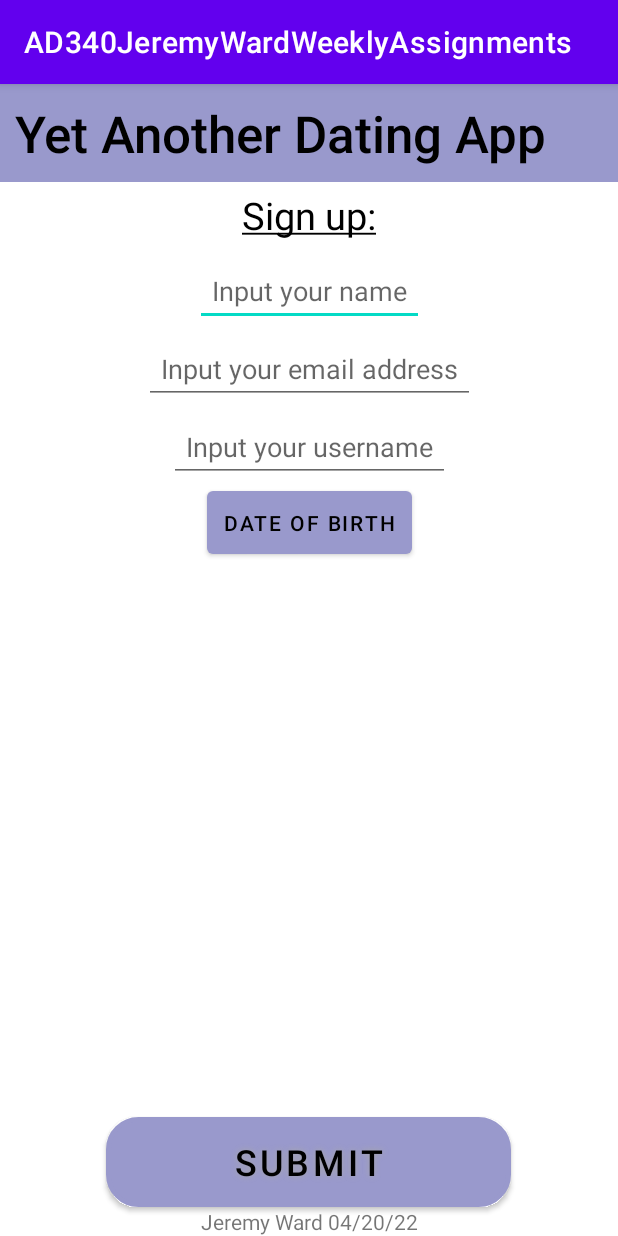
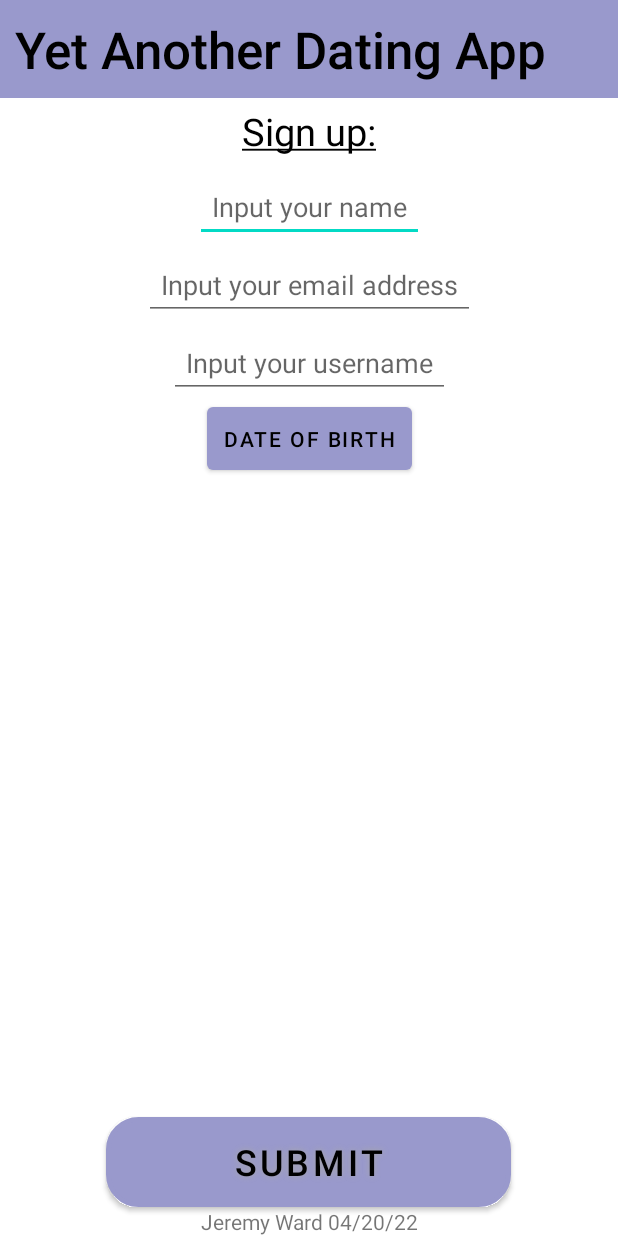
Before and after one commit to Exochos/AD340JeremyWardWeeklyAssignments, an Android app: the screen it shows after launch (MainActivity), on a phone screen of 412 x 824 dp. Run offline under Robolectric (Android 15) with nearby library versions, the phone set to English and light mode, and no system bars.

Commit message:
Stuff things and more stuff

```diff
--- a/app/src/main/res/layout/activity_main.xml
+++ b/app/src/main/res/layout/activity_main.xml
@@ -21,7 +21,7 @@
         android:id="@+id/email"
         android:layout_width="wrap_content"
         android:layout_height="wrap_content"
-        android:hint="@string/emailL"
+        android:hint="@string/emailHint"
         app:layout_constraintTop_toBottomOf="@id/name"
         app:layout_constraintEnd_toEndOf="@id/signup"
         app:layout_constraintStart_toStartOf="@id/signup"
@@ -42,7 +42,7 @@
         android:layout_width="wrap_content"
         android:layout_height="wrap_content"
         android:text="@string/pickTime"
-        android:onClick="showTimePickerDialog"
+        android:onClick="showDatePickerDialog"
         app:layout_constraintTop_toBottomOf="@id/username"
         app:layout_constraintEnd_toEndOf="@id/signup"
         app:layout_constraintStart_toStartOf="@id/signup"
@@ -101,7 +101,6 @@
         android:layout_height="wrap_content"
         android:background="@drawable/buttonshape"
         android:backgroundTint="@android:color/holo_green_light"
-        android:onClick="goToNextActivity"
         android:paddingStart="10dp"
         android:paddingEnd="10dp"
         android:shadowColor="#A8A8A8"
--- a/app/src/main/res/values/strings.xml
+++ b/app/src/main/res/values/strings.xml
@@ -6,7 +6,7 @@
     <string name="signupLabel"><u>Sign up:</u></string>
     <string name="pickTime">Date of Birth</string>
     <string name="name">Input your name</string>
-    <string name="emailL">Input your email address </string>
+    <string name="emailHint">Input your email address </string>
     <string name="username">Input your username</string>
     <!-- TODO: Remove or change this placeholder text -->
     <string name="hello_blank_fragment">Hello blank fragment</string>
--- a/app/src/main/res/values/themes.xml
+++ b/app/src/main/res/values/themes.xml
@@ -1,6 +1,6 @@
 <resources xmlns:tools="http://schemas.android.com/tools">
     <!-- Base application theme. -->
-    <style name="Theme.AD340JeremyWardWeeklyAssignments" parent="Theme.MaterialComponents.DayNight.DarkActionBar">
+    <style name="Theme.AD340JeremyWardWeeklyAssignments" parent="Theme.MaterialComponents.DayNight.NoActionBar">
         <!-- Primary brand color. -->
         <item name="colorPrimary">@color/purple_500</item>
         <item name="colorPrimaryVariant">@color/purple_700</item>
```
Also changed, not shown: app/src/main/java/com/example/ad340jeremywardweeklyassignments/MainActivity.java (+40 -5 lines).
